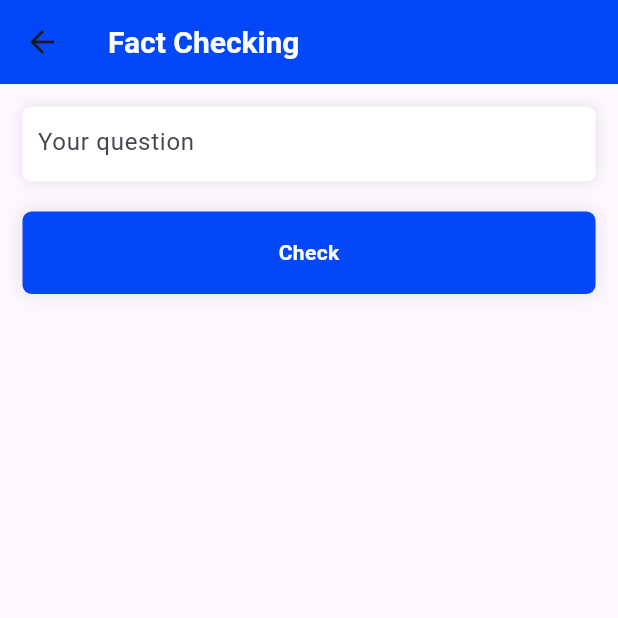
After one commit to juanvictorqwerty/AI_AND_FAKE_NEWS_DETECTOR-, a Flutter app: the Homepage screen opened directly, after a tap on "Fact Check", on a phone screen of 412 x 824 dp, the top half of it. The commit adds this screen. Run offline on Flutter 3.47's test engine with Material 3 defaults, Android fonts, the phone set to English and light mode, and no system bars; our stand-ins replace flutter_dotenv, get, shared_preferences; accounts and stored records are empty.

Commit message:
refactor(ui): rename auth button to big button and add fact check page
Replace the AuthButton widget with a more versatile BigButton component across authentication screens. Add new FactCheckPage with navigation from the home screen to enable fact-checking functionality.

```diff
--- /dev/null
+++ b/ai_fake_news_detector/lib/pages/FactCheckPage.dart
@@ -0,0 +1,61 @@
+import 'package:ai_fake_news_detector/utils/global.colors.dart';
+import 'package:ai_fake_news_detector/widgets/big_button.global.dart';
+import 'package:ai_fake_news_detector/widgets/text.form.global.dart';
+import 'package:flutter/material.dart';
+
+class FactCheckPage extends StatefulWidget {
+  const FactCheckPage({super.key});
+
+  @override
+  State<FactCheckPage> createState() => _FactCheckPageState();
+}
+
+class _FactCheckPageState extends State<FactCheckPage> {
+  final TextEditingController questionController=TextEditingController();
+
+  @override
+  Widget build(BuildContext context) {
+    return Scaffold(
+      appBar: AppBar(
+        backgroundColor: GlobalColors.mainColor,
+        title: Text(
+          "Fact Checking",
+          style: TextStyle(
+            color: Colors.white,
+            fontSize: 20,
+            fontWeight: FontWeight.bold,
+            height: 50
+          ),
+        ),
+      ),
+      body: SingleChildScrollView(
+        child: SafeArea(
+          child: Container(
+            width: double.infinity,
+            padding: EdgeInsets.all(15.0),
+            child: SafeArea(
+              child: Column(
+                children: [
+                  TextFormGlobal(
+                    controller: questionController,
+                    text: "Your question",
+                    textInputType: TextInputType.text,
+                    obscure: false
+                  ),
+
+                  const SizedBox(height: 20),
+
+                  BigButton(
+                    text: "Check",
+                    onTap: (){},
+                    color: GlobalColors.mainColor
+                  )
+                ],
+              )
+            ),
+          )
+        ),
+      ),
+    );
+  }
+}
--- a/ai_fake_news_detector/lib/pages/HomePage.dart
+++ b/ai_fake_news_detector/lib/pages/HomePage.dart
@@ -1,7 +1,9 @@
 
+import 'package:ai_fake_news_detector/pages/FactCheckPage.dart';
 import 'package:ai_fake_news_detector/pages/SettingsPage.dart';
 import 'package:ai_fake_news_detector/services/auth_controller.dart';
 import 'package:ai_fake_news_detector/utils/global.colors.dart';
+import 'package:ai_fake_news_detector/widgets/big_button.global.dart';
 import 'package:flutter/material.dart';
 import 'package:get/get.dart';
 
@@ -68,7 +70,16 @@ class _HomepageState extends State<Homepage> {
                   mainAxisAlignment:MainAxisAlignment.center ,
                   crossAxisAlignment: CrossAxisAlignment.center,
                   children: [
-                    Text("Hello world")
+                    BigButton(
+                      text: "Fact Check",
+                      onTap: (){
+                        Navigator.push(
+                          context,
+                          MaterialPageRoute(builder:(context)=>const FactCheckPage()),
+                          );
+                      },
+                      color: Colors.green
+                    )
                   ],
                 ),
             )
--- a/ai_fake_news_detector/lib/pages/LoginScreen.dart
+++ b/ai_fake_news_detector/lib/pages/LoginScreen.dart
@@ -1,7 +1,7 @@
 import 'package:ai_fake_news_detector/pages/SignUpScreen.dart';
 import 'package:ai_fake_news_detector/pages/HomePage.dart';
 import 'package:ai_fake_news_detector/utils/global.colors.dart';
-import 'package:ai_fake_news_detector/widgets/auth_button.global.dart';
+import 'package:ai_fake_news_detector/widgets/big_button.global.dart';
 import 'package:ai_fake_news_detector/widgets/text.form.global.dart';
 import 'package:ai_fake_news_detector/services/auth_controller.dart';
 import 'package:get/get.dart';
@@ -76,7 +76,7 @@ class _LoginState extends State<Login> {
 
                 Column(
                   children: [
-                    AuthButton(
+                    BigButton(
                       text: 'Login',
                       color: GlobalColors.mainColor,
                       isLoading: _isLoading,
@@ -113,7 +113,7 @@ class _LoginState extends State<Login> {
                     ),
 
                     const SizedBox(height: 20),
-                    AuthButton(
+                    BigButton(
                       text: "Connect anonymously",
                       color: Colors.black,
                       isLoading: _isLoading,
--- a/ai_fake_news_detector/lib/pages/SignUpScreen.dart
+++ b/ai_fake_news_detector/lib/pages/SignUpScreen.dart
@@ -1,7 +1,7 @@
 import 'package:ai_fake_news_detector/pages/LoginScreen.dart';
 import 'package:ai_fake_news_detector/pages/HomePage.dart';
 import 'package:ai_fake_news_detector/utils/global.colors.dart';
-import 'package:ai_fake_news_detector/widgets/auth_button.global.dart';
+import 'package:ai_fake_news_detector/widgets/big_button.global.dart';
 import 'package:ai_fake_news_detector/widgets/text.form.global.dart';
 import 'package:ai_fake_news_detector/services/auth_controller.dart';
 import 'package:get/get.dart';
@@ -97,7 +97,7 @@ class _SignUpState extends State<SignUp> {
 
                 const SizedBox(height: 10),
 
-                AuthButton(
+                BigButton(
                   text: 'Sign Up',
                   color: GlobalColors.mainColor,
                   isLoading: _isLoading,
--- a/ai_fake_news_detector/lib/widgets/auth_button.global.dart
+++ b/ai_fake_news_detector/lib/widgets/big_button.global.dart
@@ -1,12 +1,12 @@
 import 'package:flutter/material.dart';
 
-class AuthButton extends StatelessWidget {
+class BigButton extends StatelessWidget {
   final String text;
   final VoidCallback? onTap;
   final Color color;
   final bool isLoading;
 
-  const AuthButton({
+  const BigButton({
     super.key,
     required this.text,
     required this.onTap,
```
